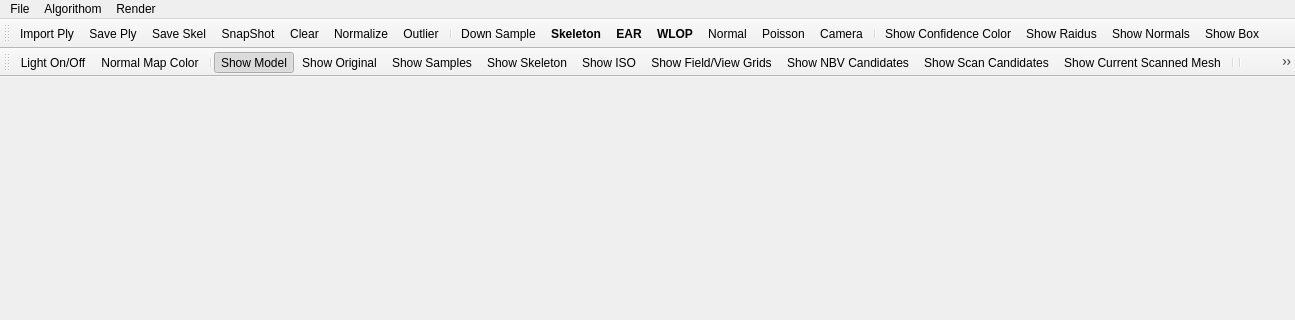
Before: the Qt Designer form Point Cloud/mainwindow.ui in sunwaylive/quality-driven-poisson-guided-autoscanning, drawn with Qt 5; both pictures show x 0 to 1295 and y 0 to 320 of the 1295 by 573 pixel window.
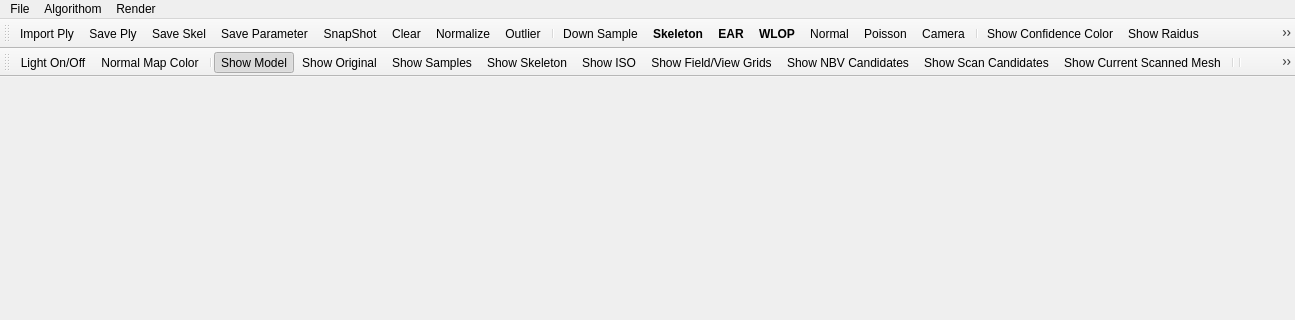
After: the same form once the commit is applied. Icons and pictures are not drawn.

```diff
--- a/Point Cloud/mainwindow.ui
+++ b/Point Cloud/mainwindow.ui
@@ -237,6 +237,7 @@
    <addaction name="actionImport_Ply"/>
    <addaction name="actionSave_Ply"/>
    <addaction name="actionSave_Skel"/>
+   <addaction name="actionSave_Parameter"/>
    <addaction name="actionSnapShot"/>
    <addaction name="actionClear_Data"/>
    <addaction name="actionNormalize"/>
@@ -903,6 +904,11 @@
     <string>Save Grid As Points</string>
    </property>
   </action>
+  <action name="actionSave_Parameter">
+   <property name="text">
+    <string>Save Parameter</string>
+   </property>
+  </action>
  </widget>
  <layoutdefault spacing="6" margin="11"/>
  <resources>
```
Left out of the diff: 5 changed lines with no effect on the pictures.
